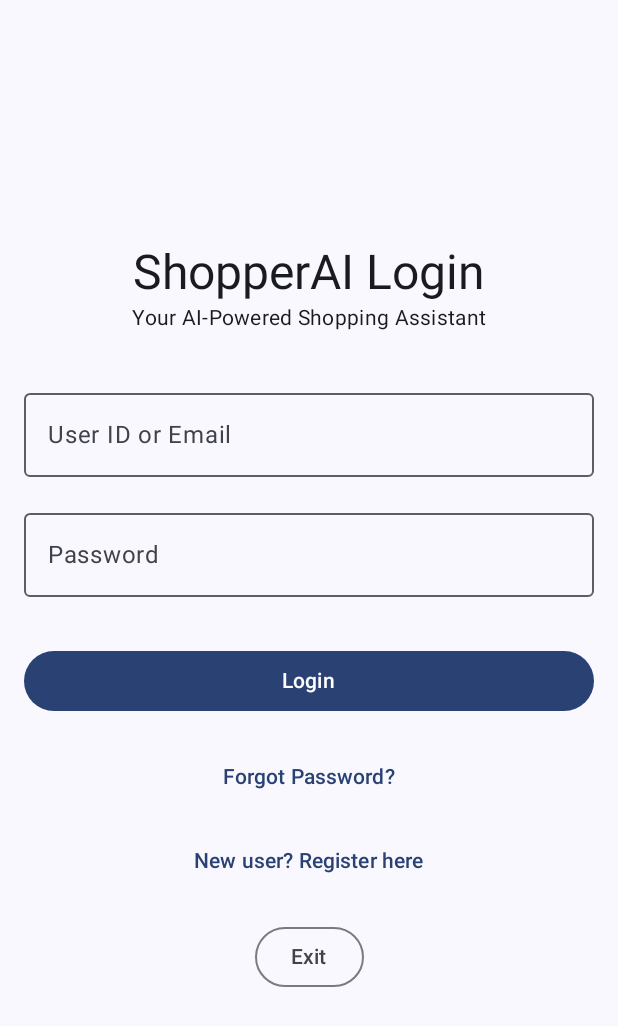
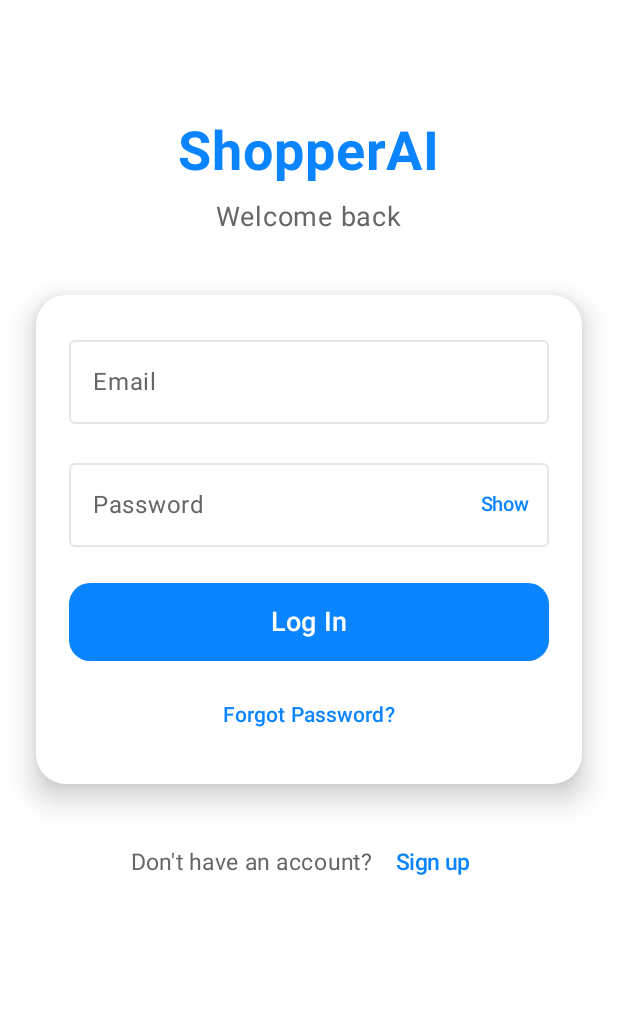
Before and after one commit to AdibBinKadir/ShopperAI, an Android app built with Jetpack Compose: the screen it shows after launch (MainActivity), on a phone screen of 412 x 824 dp. Shown: the top 1026 px of the screen. Run offline under Robolectric (Android 15) with nearby library versions, the phone set to English and light mode, and no system bars.

Commit message:
Updated login screen

```diff
--- a/app/src/main/java/com/example/democse3310/LoginScreen.kt
+++ b/app/src/main/java/com/example/democse3310/LoginScreen.kt
@@ -1,88 +1,168 @@
 package com.example.democse3310
 
+import androidx.compose.foundation.background
 import androidx.compose.foundation.layout.*
+import androidx.compose.foundation.shape.RoundedCornerShape
 import androidx.compose.material3.*
 import androidx.compose.runtime.*
 import androidx.compose.ui.Alignment
 import androidx.compose.ui.Modifier
+import androidx.compose.ui.graphics.Color
+import androidx.compose.ui.text.font.FontWeight
+import androidx.compose.ui.text.input.PasswordVisualTransformation
+import androidx.compose.ui.text.input.VisualTransformation
 import androidx.compose.ui.unit.dp
-import androidx.navigation.NavController
+import androidx.compose.ui.unit.sp
+import com.example.democse3310.ui.theme.*
 
 @Composable
-fun LoginScreen(navController: NavController) {
-    var userIdOrEmail by remember { mutableStateOf("") }
+fun LoginScreen(
+    onLoginClick: () -> Unit = {},
+    onSignUpClick: () -> Unit = {},
+    onForgotPasswordClick: () -> Unit = {}
+) {
+    var email by remember { mutableStateOf("") }
     var password by remember { mutableStateOf("") }
-    var errorMessage by remember { mutableStateOf("") }
+    var passwordVisible by remember { mutableStateOf(false) }
 
     Column(
-        modifier = Modifier.fillMaxSize().padding(16.dp),
-        verticalArrangement = Arrangement.Center,
+        modifier = Modifier
+            .fillMaxSize()
+            .background(AppWhite)
+            .padding(horizontal = 24.dp),
         horizontalAlignment = Alignment.CenterHorizontally
     ) {
-        Text("ShopperAI Login", style = MaterialTheme.typography.headlineLarge)
-        Text("Your AI-Powered Shopping Assistant", style = MaterialTheme.typography.bodyMedium)
-        Spacer(modifier = Modifier.height(32.dp))
 
-        OutlinedTextField(
-            value = userIdOrEmail,
-            onValueChange = { userIdOrEmail = it },
-            label = { Text("User ID or Email") },
-            modifier = Modifier.fillMaxWidth()
-        )
-        Spacer(modifier = Modifier.height(16.dp))
+        Spacer(modifier = Modifier.height(80.dp))
 
-        OutlinedTextField(
-            value = password,
-            onValueChange = { password = it },
-            label = { Text("Password") },
-            modifier = Modifier.fillMaxWidth()
+        // --- App Title ---
+        Text(
+            text = "ShopperAI",
+            fontSize = 36.sp,
+            fontWeight = FontWeight.Bold,
+            color = BluePrimary
         )
 
-        if (errorMessage.isNotEmpty()) {
-            Spacer(modifier = Modifier.height(8.dp))
-            Text(errorMessage, color = MaterialTheme.colorScheme.error)
+        Spacer(modifier = Modifier.height(10.dp))
+
+        Text(
+            text = "Welcome back",
+            fontSize = 18.sp,
+            color = MediumGray
+        )
+
+        Spacer(modifier = Modifier.height(40.dp))
+
+        // --- Form Container ---
+        Card(
+            modifier = Modifier
+                .fillMaxWidth(),
+            shape = RoundedCornerShape(20.dp),
+            colors = CardDefaults.cardColors(containerColor = AppWhite),
+            elevation = CardDefaults.cardElevation(12.dp)
+        ) {
+            Column(
+                modifier = Modifier
+                    .padding(22.dp),
+                horizontalAlignment = Alignment.CenterHorizontally
+            ) {
+
+                // EMAIL INPUT
+                OutlinedTextField(
+                    value = email,
+                    onValueChange = { email = it },
+                    label = { Text("Email", color = MediumGray) },
+                    modifier = Modifier
+                        .fillMaxWidth(),
+                    singleLine = true,
+                    colors = OutlinedTextFieldDefaults.colors(
+                        focusedBorderColor = BluePrimary,
+                        unfocusedBorderColor = LightGray,
+                        cursorColor = BluePrimary
+                    )
+                )
+
+                Spacer(modifier = Modifier.height(18.dp))
+
+                // PASSWORD INPUT
+                OutlinedTextField(
+                    value = password,
+                    onValueChange = { password = it },
+                    label = { Text("Password", color = MediumGray) },
+                    singleLine = true,
+                    visualTransformation =
+                        if (passwordVisible) VisualTransformation.None
+                        else PasswordVisualTransformation(),
+                    trailingIcon = {
+                        val iconText = if (passwordVisible) "Hide" else "Show"
+                        TextButton(onClick = { passwordVisible = !passwordVisible }) {
+                            Text(
+                                text = iconText,
+                                color = BluePrimary,
+                                fontSize = 13.sp
+                            )
+                        }
+                    },
+                    modifier = Modifier
+                        .fillMaxWidth(),
+                    colors = OutlinedTextFieldDefaults.colors(
+                        focusedBorderColor = BluePrimary,
+                        unfocusedBorderColor = LightGray,
+                        cursorColor = BluePrimary
+                    )
+                )
+
+                Spacer(modifier = Modifier.height(24.dp))
+
+                // LOGIN BUTTON
+                Button(
+                    onClick = onLoginClick,
+                    modifier = Modifier
+                        .fillMaxWidth()
+                        .height(52.dp),
+                    shape = RoundedCornerShape(14.dp),
+                    colors = ButtonDefaults.buttonColors(
+                        containerColor = BluePrimary
+                    )
+                ) {
+                    Text(
+                        text = "Log In",
+                        fontSize = 18.sp,
+                        fontWeight = FontWeight.SemiBold,
+                        color = AppWhite
+                    )
+                }
+
+                Spacer(modifier = Modifier.height(12.dp))
+
+                // FORGOT PASSWORD
+                TextButton(onClick = onForgotPasswordClick) {
+                    Text(
+                        text = "Forgot Password?",
+                        color = BluePrimary,
+                        fontSize = 14.sp
+                    )
+                }
+            }
         }
 
-        Spacer(modifier = Modifier.height(32.dp))
+        Spacer(modifier = Modifier.height(28.dp))
 
-        Button(
-            onClick = {
-                // TODO: Validate with database
-                if (userIdOrEmail.isNotBlank() && password.isNotBlank()) {
-                    navController.navigate("home") {
-                        popUpTo("login") { inclusive = true }
-                    }
-                } else {
-                    errorMessage = "Incorrect username or password"
-                }
-            },
-            modifier = Modifier.fillMaxWidth()
-        ) {
-            Text("Login")
-        }
-
-        Spacer(modifier = Modifier.height(16.dp))
-
-        TextButton(onClick = {
-            // TODO: Navigate to password recovery
-            errorMessage = "Password recovery coming soon"
-        }) {
-            Text("Forgot Password?")
-        }
-
-        Spacer(modifier = Modifier.height(8.dp))
-
-        TextButton(onClick = { navController.navigate("registration") }) {
-            Text("New user? Register here")
-        }
-
-        Spacer(modifier = Modifier.height(16.dp))
-
-        OutlinedButton(onClick = {
-            // Exit application
-            errorMessage = ""
-        }) {
-            Text("Exit")
+        // SIGN UP LINK
+        Row(verticalAlignment = Alignment.CenterVertically) {
+            Text(
+                "Don't have an account? ",
+                color = MediumGray,
+                fontSize = 15.sp
+            )
+            TextButton(onClick = onSignUpClick) {
+                Text(
+                    text = "Sign up",
+                    color = BluePrimary,
+                    fontSize = 15.sp,
+                    fontWeight = FontWeight.Medium
+                )
+            }
         }
     }
 }
--- a/app/src/main/java/com/example/democse3310/MainActivity.kt
+++ b/app/src/main/java/com/example/democse3310/MainActivity.kt
@@ -30,7 +30,12 @@ class MainActivity : ComponentActivity() {
 private fun AppNavHost() {
     val navController = rememberNavController()
     NavHost(navController = navController, startDestination = "login") {
-        composable("login") { LoginScreen(navController) }
+        composable("login") {
+            LoginScreen(
+                onLoginClick = { navController.navigate("home") },
+                onSignUpClick = { navController.navigate("registration") }
+            )
+        }
         composable("registration") { RegistrationScreen(navController) }
         composable("home") { HomeScreen(navController) }
         composable("text_search") { TextSearchScreen(navController) }
--- a/app/src/main/java/com/example/democse3310/ui/theme/Color.kt
+++ b/app/src/main/java/com/example/democse3310/ui/theme/Color.kt
@@ -9,3 +9,15 @@ val Pink80 = Color(0xFFEFB8C8)
 val Purple40 = Color(0xFF6650a4)
 val PurpleGrey40 = Color(0xFF625b71)
 val Pink40 = Color(0xFF7D5260)
+
+// Primary Blue Palette
+val BluePrimary = Color(0xFF0A84FF)
+val BlueDark = Color(0xFF0063CC)
+
+// Main Text / UI Blacks & Whites
+val AppBlack = Color(0xFF0B0B0B)
+val AppWhite = Color(0xFFFFFFFF)
+
+// Grays
+val LightGray = Color(0xFFE6E6E6)
+val MediumGray = Color(0xFF666666)
--- a/gradle.properties
+++ b/gradle.properties
@@ -1,25 +1,3 @@
-# Project-wide Gradle settings.
-# IDE (e.g. Android Studio) users:
-# Gradle settings configured through the IDE *will override*
-# any settings specified in this file.
-# For more details on how to configure your build environment visit
-# http://www.gradle.org/docs/current/userguide/build_environment.html
-# Specifies the JVM arguments used for the daemon process.
-# The setting is particularly useful for tweaking memory settings.
-org.gradle.jvmargs=-Xmx1024m -Dfile.encoding=UTF-8
-# When configured, Gradle will run in incubating parallel mode.
-# This option should only be used with decoupled projects. For more details, visit
-# https://developer.android.com/r/tools/gradle-multi-project-decoupled-projects
-# org.gradle.parallel=true
-# AndroidX package structure to make it clearer which packages are bundled with the
-# Android operating system, and which are packaged with your app's APK
-# https://developer.android.com/topic/libraries/support-library/androidx-rn
+org.gradle.java.home=/Applications/Android Studio.app/Contents/jbr/Contents/Home
 android.useAndroidX=true
-# Kotlin code style for this project: "official" or "obsolete":
-kotlin.code.style=official
-# Enables namespacing of each library's R class so that its R class includes only the
-# resources declared in the library itself and none from the library's dependencies,
-# thereby reducing the size of the R class for that library
-android.nonTransitiveRClass=true
-
-org.gradle.java.home=C:\\Program Files\\Android\\Android Studio\\jbr
+android.enableJetifier=true
```
